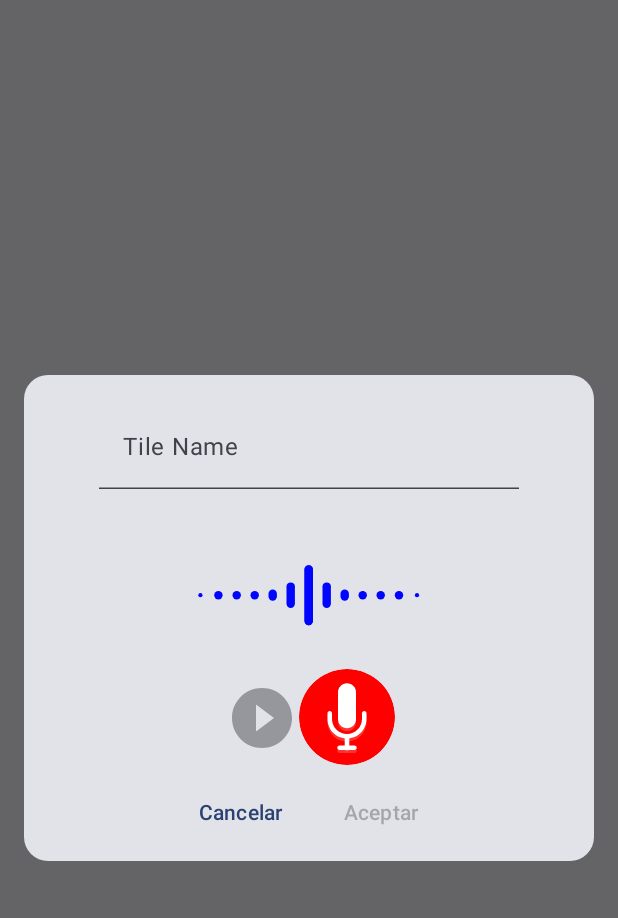
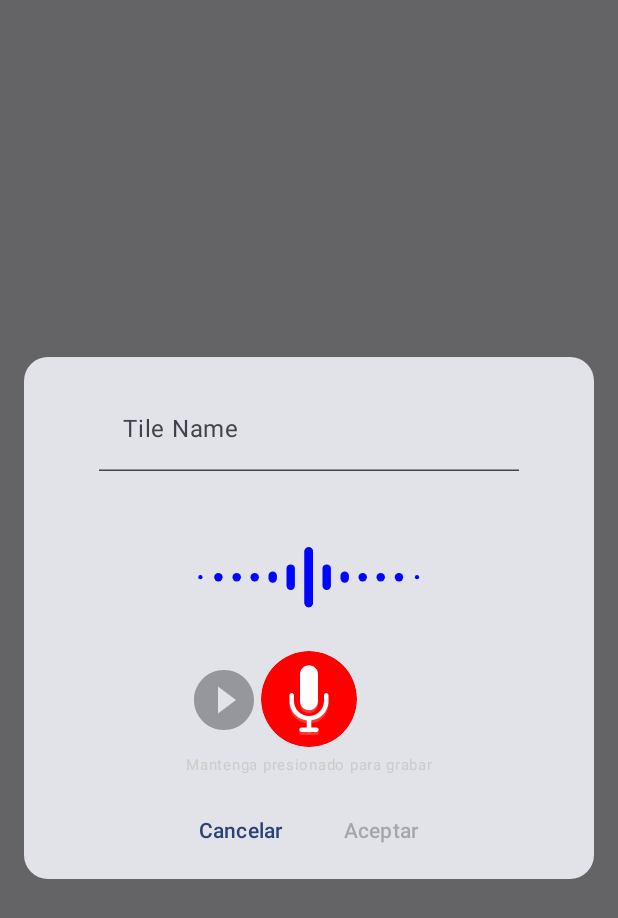
Before and after one commit to marcespinoza/te_digo_mas, an Android app built with Jetpack Compose: the composable AddTileDialog shown on its own in the app's theme, on a phone screen of 412 x 824 dp. Shown: the top 918 px of the screen. Run offline under Robolectric (Android 15) with nearby library versions, the phone set to English and light mode, and no system bars; our stand-ins replace Dagger/Hilt's generated code, Room's generated code, constraintlayout-compose, livedata-compose.

Commit message:
Added Pause icon. Constraint compose.

```diff
--- a/app/build.gradle.kts
+++ b/app/build.gradle.kts
@@ -74,6 +74,7 @@ dependencies {
     implementation(libs.androidx.compose)
     implementation(libs.room.runtime)
     implementation(libs.room.ktx)
+    implementation(libs.androidx.constraintlayout)
     implementation(libs.hilt.compose.navigation)
     implementation(libs.lottie)
     implementation(libs.accompanist.permissions)
--- a/app/src/main/java/te/digo/mas/domain/audio/AudioPlayer.kt
+++ b/app/src/main/java/te/digo/mas/domain/audio/AudioPlayer.kt
@@ -1,6 +1,8 @@
 package te.digo.mas.domain.audio
 
 import android.media.MediaPlayer
+import kotlinx.coroutines.flow.MutableStateFlow
+import kotlinx.coroutines.flow.StateFlow
 import te.digo.mas.domain.IAudioPlayer
 import java.io.File
 import javax.inject.Inject
@@ -12,17 +14,24 @@ class AudioPlayer @Inject constructor(
 ): IAudioPlayer {
 
     private var player: MediaPlayer? = null
+    private val _isPlaying = MutableStateFlow(false)
+    val isPlaying: StateFlow<Boolean> get() = _isPlaying
 
     override fun playFile(file: File) {
         mediaPlayer.reset()
         mediaPlayer.setDataSource(file.absolutePath)
         mediaPlayer.prepare()
         mediaPlayer.start()
+        _isPlaying.value = true
+        mediaPlayer.setOnCompletionListener { _isPlaying.value = false }
     }
 
     override fun stop() {
-        player?.stop()
+        if (mediaPlayer.isPlaying) {
+            mediaPlayer.stop()
+        }
         player?.release()
         player = null
+        _isPlaying.value = false
     }
 }
--- a/app/src/main/java/te/digo/mas/ui/AddTileDialog.kt
+++ b/app/src/main/java/te/digo/mas/ui/AddTileDialog.kt
@@ -22,6 +22,7 @@ import androidx.compose.material3.Text
 import androidx.compose.material3.TextButton
 import androidx.compose.material3.TextField
 import androidx.compose.runtime.Composable
+import androidx.compose.runtime.collectAsState
 import androidx.compose.runtime.getValue
 import androidx.compose.runtime.mutableStateOf
 import androidx.compose.runtime.remember
@@ -36,8 +37,10 @@ import androidx.compose.ui.platform.LocalContext
 import androidx.compose.ui.res.painterResource
 import androidx.compose.ui.res.stringResource
 import androidx.compose.ui.unit.dp
+import androidx.compose.ui.unit.sp
 import androidx.compose.ui.window.Dialog
 import androidx.compose.ui.window.DialogProperties
+import androidx.constraintlayout.compose.ConstraintLayout
 import com.airbnb.lottie.compose.LottieAnimation
 import com.airbnb.lottie.compose.LottieCompositionSpec
 import com.airbnb.lottie.compose.LottieConstants
@@ -68,6 +71,7 @@ fun AddTileDialog(
     val scale by animateFloatAsState(if (isPressed) 1.2f else 1f, label = "")
     val context = LocalContext.current
     var audioFile: File? by remember { mutableStateOf(null) }
+    val isPlaying by audioViewModel.isPlaying.collectAsState()
 
     val audioRecordPermissionState = rememberPermissionState(
         Manifest.permission.RECORD_AUDIO
@@ -102,11 +106,11 @@ fun AddTileDialog(
                             color = Color.Transparent
                         ),
                     onValueChange = { tileDescription = it },
-                    label = { Text("Tile Name") },
-
+                    label = { Text("Tile Name") }
                 )
                 Column (
-                    horizontalAlignment = Alignment.CenterHorizontally
+                    modifier = Modifier.fillMaxWidth(),
+                    horizontalAlignment = Alignment.CenterHorizontally,
                 ){
                     LottieAnimation(
                         isPlaying = isPressed,
@@ -115,22 +119,31 @@ fun AddTileDialog(
                         modifier = Modifier
                             .size(width = 200.dp, height = 100.dp)
                     )
-                    Row (
-                        horizontalArrangement = Arrangement.Center,
-                        verticalAlignment = Alignment.CenterVertically
-                    ){
+                    ConstraintLayout(
+                        modifier = Modifier.fillMaxWidth()
+                    ) {
+                        val (playerIcons, recordIcon) = createRefs()
                         IconButton(
                             onClick = { audioFile?.let { audioViewModel.playAudio(it) } },
                             enabled = audioFile != null,
-                            modifier = Modifier.size(50.dp)
+                            modifier = Modifier
+                                .size(50.dp)
+                                .constrainAs(playerIcons) {
+                                    end.linkTo(recordIcon.start)
+                                    top.linkTo(parent.top)
+                                    bottom.linkTo(parent.bottom)
+                                }
                         ) {
                             Icon(
-                                painter = painterResource(R.drawable.playicon),
-                                contentDescription =  "Play icon button"
+                                painter = painterResource(if (isPlaying) R.drawable.pauseicon else R.drawable.playicon),
+                                contentDescription =  "Play pause icon button"
                             )
                         }
                         Box(
                             modifier = Modifier
+                                .constrainAs(recordIcon) {
+                                    centerHorizontallyTo(parent)
+                                }
                                 .clip(CircleShape)
                                 .graphicsLayer {
                                     scaleX = scale
@@ -141,18 +154,17 @@ fun AddTileDialog(
                                         onLongPress = { /* handle long press */ },
                                         onPress = {
                                             if (audioRecordPermissionState.status.isGranted) {
-                                            isPressed = true
+                                                isPressed = true
                                                 val audioDir = File(context.filesDir, "AudioTiles")
                                                 if (!audioDir.exists()) {
                                                     audioDir.mkdir()
                                                 }
                                                 val file = File(audioDir, "$tileDescription.mp3")
-                                                audioFile = file
                                                 audioViewModel.saveNewAudio(file)
-
                                                 tryAwaitRelease()
                                                 isPressed = false
-                                            audioViewModel.stopAudioRecorder()
+                                                audioFile = file
+                                                audioViewModel.stopAudioRecorder()
                                             } else {
                                                 audioRecordPermissionState.launchPermissionRequest()
                                             }
@@ -168,8 +180,12 @@ fun AddTileDialog(
                             )
                         }
                     }
-
                 }
+                Text(
+                    fontSize = 10.sp,
+                    color = Color.LightGray,
+                    text = "Mantenga presionado para grabar"
+                )
                 Row(
                     modifier = Modifier
                         .fillMaxWidth(),
--- a/app/src/main/java/te/digo/mas/ui/viewmodel/AudioViewModel.kt
+++ b/app/src/main/java/te/digo/mas/ui/viewmodel/AudioViewModel.kt
@@ -2,6 +2,8 @@ package te.digo.mas.ui.viewmodel
 
 import androidx.lifecycle.ViewModel
 import dagger.hilt.android.lifecycle.HiltViewModel
+import kotlinx.coroutines.flow.StateFlow
+import te.digo.mas.domain.audio.AudioPlayer
 import te.digo.mas.domain.useCase.PlayAudioUseCase
 import te.digo.mas.domain.useCase.StartAudioRecorderUseCase
 import te.digo.mas.domain.useCase.StopAudioRecorderUseCase
@@ -12,8 +14,11 @@ import javax.inject.Inject
 class AudioViewModel @Inject constructor(
     private val playAudioUseCase: PlayAudioUseCase,
     private val startAudioRecorderUseCase: StartAudioRecorderUseCase,
-    private val stopAudioRecorderUseCase: StopAudioRecorderUseCase
+    private val stopAudioRecorderUseCase: StopAudioRecorderUseCase,
+    audioPlayer: AudioPlayer
 ): ViewModel() {
+
+    val isPlaying: StateFlow<Boolean> = audioPlayer.isPlaying
 
     fun playAudio(file: File) {
         playAudioUseCase(file)
--- /dev/null
+++ b/app/src/main/res/drawable/pauseicon.xml
@@ -0,0 +1,9 @@
+<vector xmlns:android="http://schemas.android.com/apk/res/android"
+    android:width="48dp"
+    android:height="48dp"
+    android:viewportWidth="48"
+    android:viewportHeight="48">
+  <path
+      android:fillColor="#FF000000"
+      android:pathData="M24,4C12.95,4 4,12.95 4,24s8.95,20 20,20 20,-8.95 20,-20S35.05,4 24,4zM22,32h-4L18,16h4v16zM30,32h-4L26,16h4v16z"/>
+</vector>
--- a/gradle/libs.versions.toml
+++ b/gradle/libs.versions.toml
@@ -29,7 +29,8 @@ androidx-ui-test-manifest = { group = "androidx.compose.ui", name = "ui-test-man
 androidx-ui-test-junit4 = { group = "androidx.compose.ui", name = "ui-test-junit4" }
 androidx-material3 = { group = "androidx.compose.material3", name = "material3" }
 androidx-viewmodel = { group = "androidx.lifecycle", name = "lifecycle-viewmodel-compose" }
-androidx-compose = { group = "androidx.compose.runtime", name = "runtime-livedata", version = "1.6.0"}
+androidx-compose = { group = "androidx.compose.runtime", name = "runtime-livedata", version = "1.8.3"}
+androidx-constraintlayout = { group = "androidx.constraintlayout", name = "constraintlayout-compose", version = "1.1.1"}
 room-runtime = { module = "androidx.room:room-runtime", version.ref = "room" }
 room-ktx = { module = "androidx.room:room-ktx", version.ref = "room" }
 room-compiler = { module = "androidx.room:room-compiler", version.ref = "room" }
```
